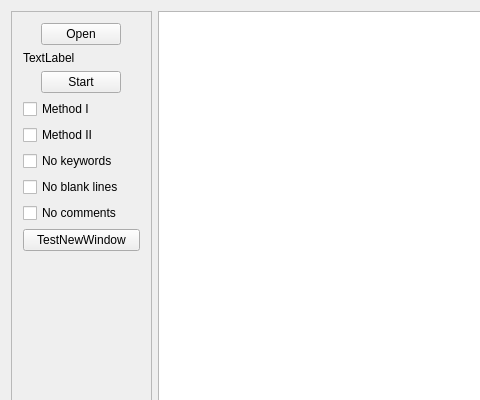
Above: Projekt/project/app/mainwindow.ui from MichalBernacki/Plagiarism_detection_app before the change; both pictures show x 0 to 480 and y 0 to 400 of the 1000 by 600 pixel window. Below: the same form after it.
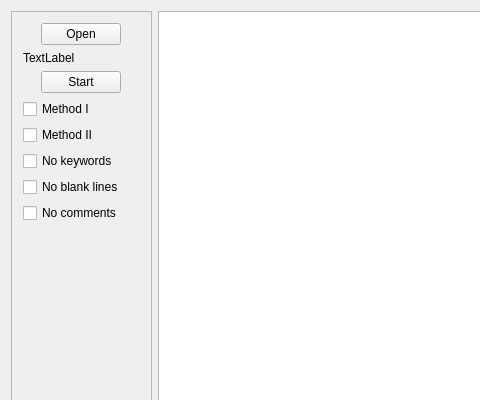
That is the form after the change.

Commit message: removed test button

Diff of the .ui file:
```diff
--- a/Projekt/project/app/mainwindow.ui
+++ b/Projekt/project/app/mainwindow.ui
@@ -156,13 +156,6 @@
            </item>
           </layout>
          </item>
-         <item>
-          <widget class="QPushButton" name="pushButton">
-           <property name="text">
-            <string>TestNewWindow</string>
-           </property>
-          </widget>
-         </item>
          <item>
           <spacer name="verticalSpacer">
            <property name="orientation">
```
The commit also changes 2 other files.
